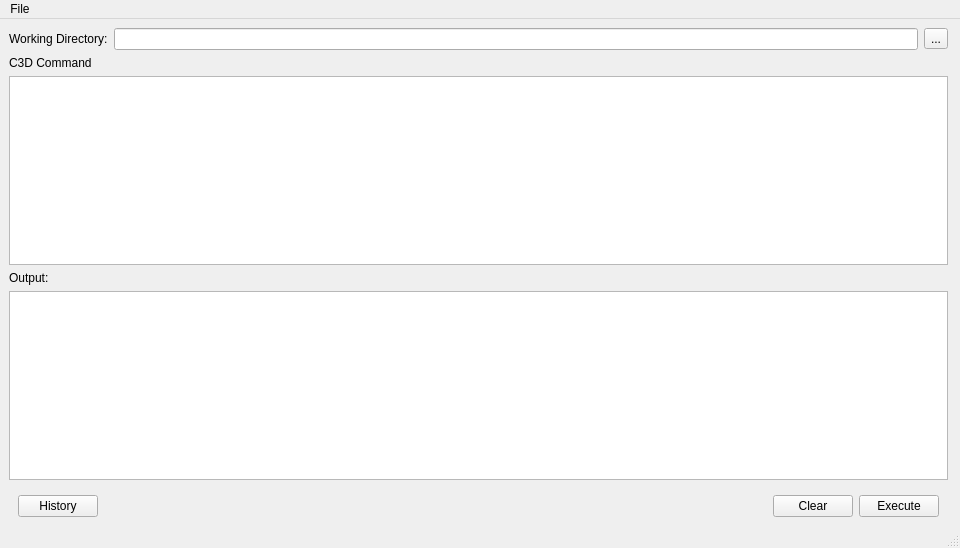
The window that gui/MainWindow.ui (pyushkevich/c3d) describes before a commit, drawn with Qt 5.
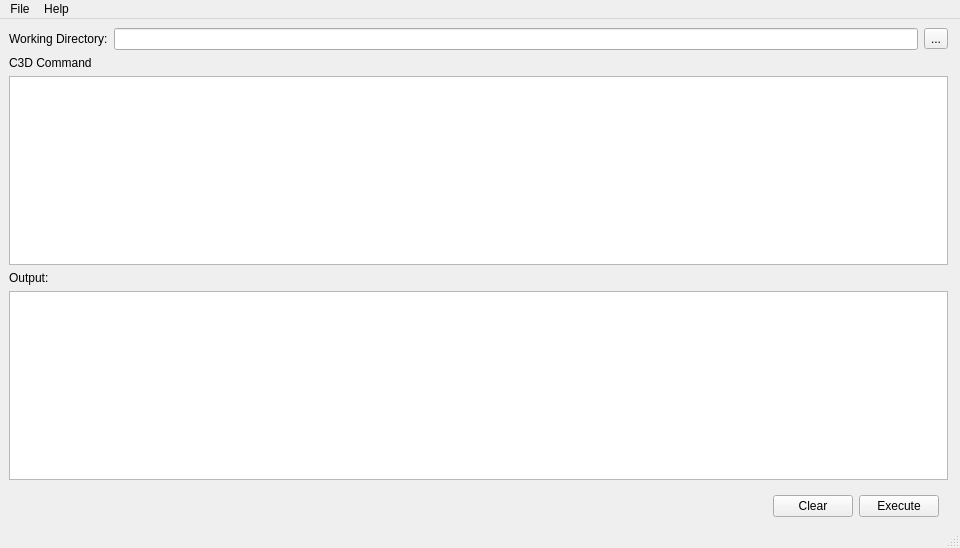
The same window after the commit. Icons and pictures are not drawn. Custom widgets are drawn as their Qt base class.

Patch:
```diff
--- a/gui/MainWindow.ui
+++ b/gui/MainWindow.ui
@@ -101,16 +101,6 @@
     <item>
      <widget class="QWidget" name="widget" native="true">
       <layout class="QHBoxLayout" name="horizontalLayout_2">
-       <item>
-        <widget class="QPushButton" name="btnHistory">
-         <property name="text">
-          <string>History</string>
-         </property>
-         <property name="shortcut">
-          <string>Ctrl+H</string>
-         </property>
-        </widget>
-       </item>
        <item>
         <spacer name="horizontalSpacer">
          <property name="orientation">
@@ -164,7 +154,14 @@
     </property>
     <addaction name="actionPreferences"/>
    </widget>
+   <widget class="QMenu" name="menuHelp">
+    <property name="title">
+     <string>Help</string>
+    </property>
+    <addaction name="actionC3D_Manual"/>
+   </widget>
    <addaction name="menuFile"/>
+   <addaction name="menuHelp"/>
   </widget>
   <widget class="QStatusBar" name="statusbar"/>
   <action name="actionPreferences">
```
Left out of the diff: 8 changed lines with no effect on the pictures.
